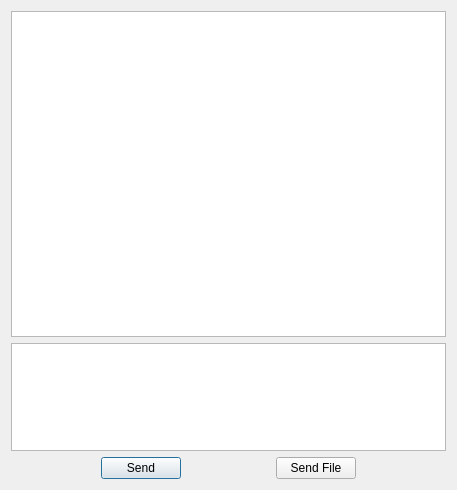
Qt form client2client.ui (gettogetto/YJChat) before a commit.
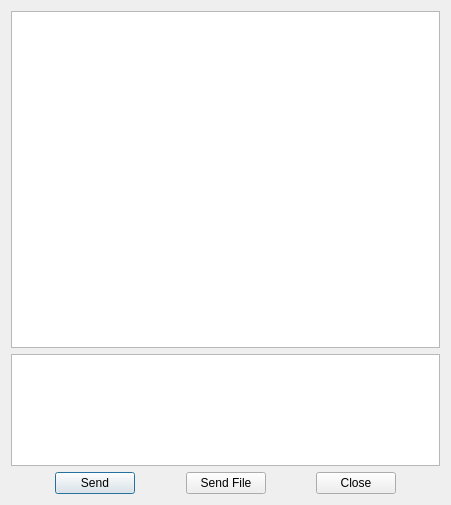
The same form after that commit.

Diff of the .ui file:
```diff
--- a/client2client.ui
+++ b/client2client.ui
@@ -6,8 +6,8 @@
    <rect>
     <x>0</x>
     <y>0</y>
-    <width>457</width>
-    <height>490</height>
+    <width>451</width>
+    <height>505</height>
    </rect>
   </property>
   <property name="windowTitle">
@@ -15,13 +15,15 @@
   </property>
   <layout class="QVBoxLayout" name="verticalLayout_2">
    <item>
-    <layout class="QVBoxLayout" name="verticalLayout" stretch="3,1,0">
+    <layout class="QVBoxLayout" name="verticalLayout" stretch="6,2">
      <item>
       <widget class="QTextBrowser" name="m_textBrowser"/>
      </item>
      <item>
       <widget class="QTextEdit" name="m_textEdit"/>
      </item>
+    </layout>
+   </item>
      <item>
       <layout class="QHBoxLayout" name="horizontalLayout">
        <item>
@@ -77,7 +79,25 @@
          </property>
         </spacer>
        </item>
-      </layout>
+     <item>
+      <widget class="QPushButton" name="m_closeButton">
+       <property name="text">
+        <string>Close</string>
+       </property>
+      </widget>
+     </item>
+     <item>
+      <spacer name="horizontalSpacer_4">
+       <property name="orientation">
+        <enum>Qt::Horizontal</enum>
+       </property>
+       <property name="sizeHint" stdset="0">
+        <size>
+         <width>40</width>
+         <height>20</height>
+        </size>
+       </property>
+      </spacer>
      </item>
     </layout>
    </item>
```
Lines whose indentation alone changed are shown as unchanged.
